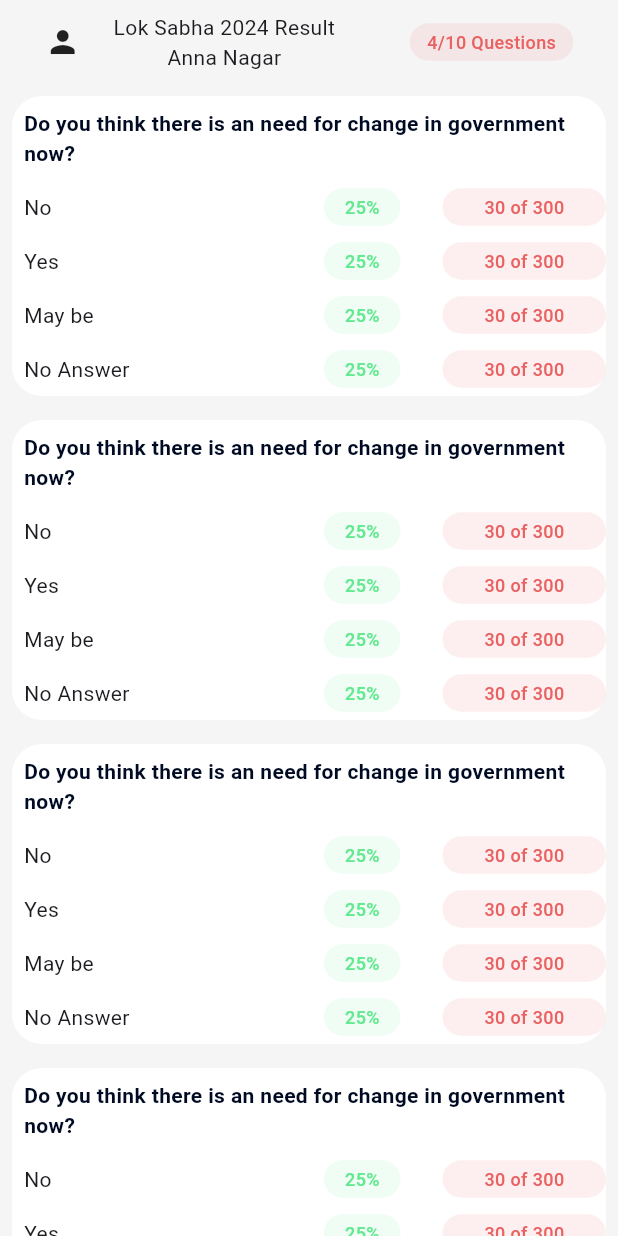
After one commit to nitheshb/surveyAppV2, a Flutter app: the Reports screen opened directly, after a tap on "Lok Sabha 2024", on a phone screen of 412 x 824 dp. The commit adds this screen. Run offline on Flutter 3.47's test engine with Material 2 defaults, Android fonts, the phone set to English and light mode, and no system bars; our stand-ins replace bottom_navy_bar; missing offline and left inert: multiselect.

Commit message:
Change 3

```diff
--- a/lib/Components.dart
+++ b/lib/Components.dart
@@ -1,4 +1,5 @@
 import 'package:flutter/material.dart';
+import 'package:surveyhub/surveyreport.dart';
 
 class SurveyCard extends StatefulWidget {
   SurveyCard({this.surveyname, this.deadline, this.participant, this.location});
@@ -50,7 +51,7 @@ class _SurveyCardState extends State<SurveyCard> {
                       Text(location),
                     ],
                   ),
-                  Icon(Icons.menu)
+                  Icon(Icons.mode_edit_outline_outlined)
                 ],
               ),
               SizedBox(
@@ -92,6 +93,67 @@ class _SurveyCardState extends State<SurveyCard> {
                 ],
               )
             ],
+          ),
+        ),
+      ),
+    );
+  }
+}
+
+class SurveyCardLite extends StatefulWidget {
+  const SurveyCardLite({this.surveyname, this.location});
+  final surveyname;
+  final location;
+
+  @override
+  State<SurveyCardLite> createState() =>
+      _SurveyCardLiteState(surveyname: surveyname, location: location);
+}
+
+class _SurveyCardLiteState extends State<SurveyCardLite> {
+  _SurveyCardLiteState({this.surveyname, this.location});
+  final surveyname;
+  final location;
+  @override
+  Widget build(BuildContext context) {
+    return Padding(
+      padding: const EdgeInsets.only(top: 8.0),
+      child: GestureDetector(
+        onTap: () {
+          Navigator.push(
+              context,
+              MaterialPageRoute(
+                  builder: (context) => SurveyReportPage(
+                        location: location,
+                        surveyname: surveyname,
+                      )));
+        },
+        child: Container(
+          height: 70,
+          decoration: BoxDecoration(
+              borderRadius: BorderRadius.all(Radius.circular(20)),
+              color: Colors.white),
+          child: Padding(
+            padding: const EdgeInsets.all(10.0),
+            child: Column(children: [
+              Row(
+                mainAxisAlignment: MainAxisAlignment.spaceBetween,
+                children: [
+                  Column(
+                    crossAxisAlignment: CrossAxisAlignment.start,
+                    children: [
+                      Text(
+                        surveyname,
+                        style: TextStyle(
+                            fontSize: 18, fontWeight: FontWeight.w600),
+                      ),
+                      Text(location),
+                    ],
+                  ),
+                  Icon(Icons.arrow_forward)
+                ],
+              ),
+            ]),
           ),
         ),
       ),
@@ -160,3 +222,91 @@ class _ProfileBarState extends State<ProfileBar> {
     );
   }
 }
+
+class ReportQuestionCard extends StatefulWidget {
+  const ReportQuestionCard({super.key});
+
+  @override
+  State<ReportQuestionCard> createState() => _ReportQuestionCardState();
+}
+
+class _ReportQuestionCardState extends State<ReportQuestionCard> {
+  Widget Answerreport(option) {
+    return Row(
+      mainAxisAlignment: MainAxisAlignment.spaceBetween,
+      children: [
+        Padding(
+          padding: const EdgeInsets.all(8.0),
+          child: Text(option),
+        ),
+        Row(
+          children: [
+            Container(
+                width: 51,
+                height: 25,
+                decoration: BoxDecoration(
+                  borderRadius: BorderRadius.all(Radius.circular(30)),
+                  color: Color.fromRGBO(97, 233, 143, 0.1),
+                ),
+                child: Center(
+                    child: Text(
+                  "25%",
+                  style: TextStyle(
+                    fontSize: 12,
+                    color: Color.fromRGBO(97, 233, 143, 1),
+                    fontWeight: FontWeight.w500,
+                  ),
+                ))),
+            Padding(
+              padding: const EdgeInsets.only(left: 28.0),
+              child: Container(
+                  width: 109,
+                  height: 25,
+                  decoration: BoxDecoration(
+                    borderRadius: BorderRadius.all(Radius.circular(30)),
+                    color: Color.fromRGBO(233, 97, 97, 0.1),
+                  ),
+                  child: Center(
+                      child: Text(
+                    "30 of 300",
+                    style: TextStyle(
+                      fontSize: 12,
+                      color: Color.fromRGBO(233, 97, 97, 1),
+                      fontWeight: FontWeight.w500,
+                    ),
+                  ))),
+            ),
+          ],
+        ),
+      ],
+    );
+  }
+
+  @override
+  Widget build(BuildContext context) {
+    return Padding(
+        padding: const EdgeInsets.all(8.0),
+        child: Container(
+          height: 200,
+          decoration: BoxDecoration(
+              borderRadius: BorderRadius.all(Radius.circular(20)),
+              color: Colors.white),
+          child:
+              Column(crossAxisAlignment: CrossAxisAlignment.start, children: [
+            Center(
+                child: Padding(
+              padding: const EdgeInsets.all(8.0),
+              child: Text(
+                "Do you think there is an need for change in government now?",
+                style: TextStyle(
+                    color: Color(0xFF000B23), fontWeight: FontWeight.w600),
+              ),
+            )),
+            Answerreport("No"),
+            Answerreport("Yes"),
+            Answerreport("May be"),
+            Answerreport("No Answer"),
+          ]),
+        ));
+  }
+}
--- a/lib/nav.dart
+++ b/lib/nav.dart
@@ -2,12 +2,10 @@ import 'package:flutter/material.dart';
 import 'package:bottom_navy_bar/bottom_navy_bar.dart';
 
 import 'package:surveyhub/Home.dart';
-<<<<<<< HEAD
-import 'package:surveyhub/addsurvey.dart';
-import 'package:surveyhub/adduser.dart';
-=======
-import 'package:surveyhub/surveylist.dart';
->>>>>>> 5a394f57527905f1e308bb7a1be1009cc37261c6
+import 'package:surveyhub/reports.dart';
+
+import 'addsurvey.dart';
+import 'surveylist.dart';
 
 class ButtomNavigationBar extends StatefulWidget {
   @override
@@ -35,12 +33,9 @@ class _ButtomNavigationBarState extends State<ButtomNavigationBar> {
         onPageChanged: (index) {
           setState(() => _currentIndex = index);
         },
-<<<<<<< HEAD
-        children: <Widget>[AddSurveyHome()],
+        // children: <Widget>[],
         // children: <Widget>[AddSurveyorHome()],
-=======
-        children: <Widget>[Home(), SurveyList()],
->>>>>>> 5a394f57527905f1e308bb7a1be1009cc37261c6
+        children: <Widget>[Home(), SurveyList(), Home(), Reports()],
       )),
       bottomNavigationBar: SafeArea(
         child: BottomNavyBar(
--- /dev/null
+++ b/lib/reports.dart
@@ -0,0 +1,51 @@
+import 'package:flutter/material.dart';
+import 'package:surveyhub/Components.dart';
+
+class Reports extends StatefulWidget {
+  const Reports({super.key});
+
+  @override
+  State<Reports> createState() => _ReportsState();
+}
+
+class _ReportsState extends State<Reports> {
+  @override
+  Widget build(BuildContext context) {
+    return Scaffold(
+        backgroundColor: Color(0xFFF5F5F5),
+        body: Container(
+            child: Padding(
+          padding: const EdgeInsets.all(15.0),
+          child: SingleChildScrollView(
+            child: Column(children: [
+              ProfileBar(
+                usertype: "Super User",
+                name: "Monesh D",
+              ),
+              Column(
+                // physics: const AlwaysScrollableScrollPhysics(),
+                // shrinkWrap: true,
+                children: [
+                  SurveyCardLite(
+                    surveyname: "Lok Sabha 2024",
+                    location: "Anna Nagar",
+                  ),
+                  SurveyCardLite(
+                    surveyname: "Health Survey - 1",
+                    location: "Harbour",
+                  ),
+                  SurveyCardLite(
+                    surveyname: "General-2",
+                    location: "Kolathur",
+                  ),
+                  SurveyCardLite(
+                    surveyname: "9 Years of Modi",
+                    location: "Chepauk",
+                  )
+                ],
+              )
+            ]),
+          ),
+        )));
+  }
+}
--- a/lib/surveylist.dart
+++ b/lib/surveylist.dart
@@ -2,6 +2,7 @@
 //
 import 'package:flutter/material.dart';
 import 'package:surveyhub/Components.dart';
+import 'package:surveyhub/addsurvey.dart';
 
 class SurveyList extends StatefulWidget {
   const SurveyList({super.key});
@@ -50,10 +51,21 @@ class _SurveyListState extends State<SurveyList> {
                     )),
                     Row(
                       children: [
-                        Icon(Icons.menu),
-                        Padding(
-                          padding: const EdgeInsets.all(8.0),
-                          child: Icon(Icons.add),
+                        // Icon(Icons.menu),
+                        GestureDetector(
+                          onTap: () {
+                            Navigator.push(
+                                context,
+                                MaterialPageRoute(
+                                    builder: (context) => AddSurveyHome()));
+                          },
+                          child: Padding(
+                            padding: const EdgeInsets.all(8.0),
+                            child: Icon(
+                              Icons.add,
+                              size: 30,
+                            ),
+                          ),
                         )
                       ],
                     )
--- /dev/null
+++ b/lib/surveyreport.dart
@@ -0,0 +1,67 @@
+import 'package:flutter/material.dart';
+import 'package:surveyhub/Components.dart';
+
+class SurveyReportPage extends StatefulWidget {
+  const SurveyReportPage({this.location, this.surveyname});
+  final surveyname;
+  final location;
+
+  @override
+  State<SurveyReportPage> createState() =>
+      _SurveyReportPageState(location: location, surveyname: surveyname);
+}
+
+class _SurveyReportPageState extends State<SurveyReportPage> {
+  _SurveyReportPageState({this.location, this.surveyname});
+  final surveyname;
+  final location;
+  @override
+  Widget build(BuildContext context) {
+    return SafeArea(
+      child: Scaffold(
+        backgroundColor: Color(0xFFF5F5F5),
+        body: SingleChildScrollView(
+          child: Container(
+            child: Column(children: [
+              Padding(
+                padding: const EdgeInsets.all(8.0),
+                child: Row(
+                  mainAxisAlignment: MainAxisAlignment.spaceEvenly,
+                  children: [
+                    Icon(Icons.person),
+                    Column(
+                      children: [Text("$surveyname Result"), Text("$location")],
+                    ),
+                    Padding(
+                      padding: const EdgeInsets.only(left: 28.0),
+                      child: Container(
+                          width: 109,
+                          height: 25,
+                          decoration: BoxDecoration(
+                            borderRadius: BorderRadius.all(Radius.circular(30)),
+                            color: Color.fromRGBO(233, 97, 97, 0.1),
+                          ),
+                          child: Center(
+                              child: Text(
+                            "4/10 Questions",
+                            style: TextStyle(
+                              fontSize: 12,
+                              color: Color.fromRGBO(233, 97, 97, 1),
+                              fontWeight: FontWeight.w500,
+                            ),
+                          ))),
+                    ),
+                  ],
+                ),
+              ),
+              ReportQuestionCard(),
+              ReportQuestionCard(),
+              ReportQuestionCard(),
+              ReportQuestionCard(),
+            ]),
+          ),
+        ),
+      ),
+    );
+  }
+}
```
Also changed, not shown: pubspec.lock.
